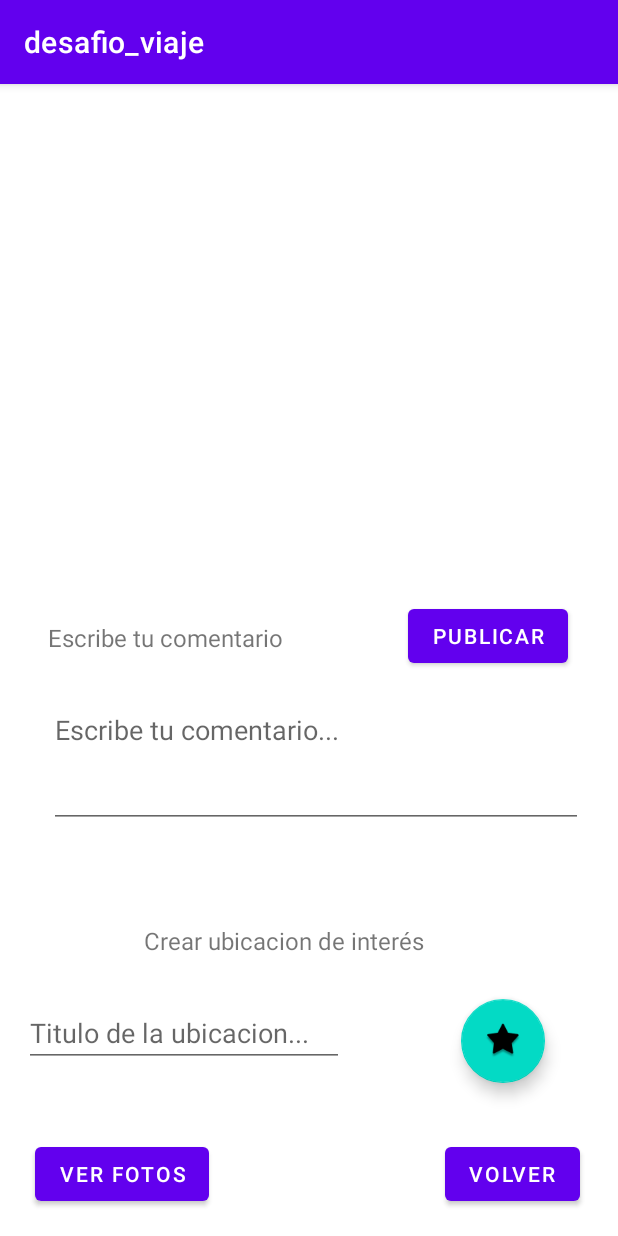
After one commit to DavidAlvarezdeLuna/repo_programacion_android, an Android app: the VentanaInfoEvento screen opened directly, with no data from a screen before it, on a phone screen of 412 x 824 dp. The commit adds this screen. Run offline under Robolectric (Android 15) with nearby library versions, the phone set to English and light mode, and no system bars; our stand-ins replace Firebase (no records; nobody signed in at launch, a user with empty details on screens opened directly); 3 statements that could not run were skipped.

```diff
--- a/desafio_viaje/app/src/main/AndroidManifest.xml
+++ b/desafio_viaje/app/src/main/AndroidManifest.xml
@@ -37,6 +37,10 @@
             android:value="@string/google_maps_key" />
 
         <activity
+            android:name=".MapsUbicacion"
+            android:exported="false"
+            android:label="@string/title_activity_maps_ubicacion" />
+        <activity
             android:name=".MiMapsActivity"
             android:exported="false"
             android:label="@string/title_activity_mi_maps" />
@@ -44,7 +48,7 @@
             android:name=".VentanaPerfil"
             android:exported="false" />
         <activity
-            android:name=".VentanaInfoAsistencia"
+            android:name=".VentanaInfoEvento"
             android:exported="false" />
         <activity
             android:name=".VentanaGestionAsistencia"
--- /dev/null
+++ b/desafio_viaje/app/src/main/java/Modelo/Comentario.kt
@@ -0,0 +1,5 @@
+package Modelo
+
+import java.io.Serializable
+
+data class Comentario(var correo:String, var fechahora:String, var texto:String):Serializable
--- a/desafio_viaje/app/src/main/java/Modelo/Evento.kt
+++ b/desafio_viaje/app/src/main/java/Modelo/Evento.kt
@@ -2,4 +2,4 @@ package Modelo
 
 import java.io.Serializable
 
-data class Evento(var codigo:String, var nombre:String, var lugar:String, var fechahora:String, var latitud:Double, var longitud:Double, var lista_asistencias:ArrayList<Asistencia>): Serializable
+data class Evento(var codigo:String, var nombre:String, var lugar:String, var fechahora:String, var latitud:Double, var longitud:Double, var lista_asistencias:ArrayList<Asistencia>, var lista_comentarios:ArrayList<Comentario>, var lista_ubicaciones:ArrayList<Ubicacion>): Serializable
--- /dev/null
+++ b/desafio_viaje/app/src/main/java/Modelo/Ubicacion.kt
@@ -0,0 +1,5 @@
+package Modelo
+
+import java.io.Serializable
+
+data class Ubicacion(var descripcion:String, var latitud:Double, var longitud:Double):Serializable
--- a/desafio_viaje/app/src/main/java/com/example/desafio_viaje/VentanaEventoNuevo.kt
+++ b/desafio_viaje/app/src/main/java/com/example/desafio_viaje/VentanaEventoNuevo.kt
@@ -1,6 +1,8 @@
 package com.example.desafio_viaje
 
 import Modelo.Asistencia
+import Modelo.Comentario
+import Modelo.Ubicacion
 import android.content.Intent
 import androidx.appcompat.app.AppCompatActivity
 import android.os.Bundle
@@ -64,7 +66,9 @@ class VentanaEventoNuevo : AppCompatActivity() {
                 "fechahora" to txtFechahoraC.text.toString(),
                 "latitud" to txtLatitudC.text.toString(),
                 "longitud" to txtLongitudC.text.toString(),
-                "asistencias" to ArrayList<Asistencia>()
+                "asistencias" to ArrayList<Asistencia>(),
+                "comentarios" to ArrayList<Comentario>(),
+                "ubicaciones" to ArrayList<Ubicacion>()
             )
 
             // Add a new document with a generated ID
--- /dev/null
+++ b/desafio_viaje/app/src/main/java/com/example/desafio_viaje/VentanaInfoEvento.kt
@@ -0,0 +1,102 @@
+package com.example.desafio_viaje
+
+import Adaptadores.MiAdaptadorRecyclerComentarios
+import Adaptadores.MiAdaptadorRecyclerGestionUsuarios
+import Adaptadores.MiAdaptadorRecyclerUsuarioAniadir
+import Auxiliar.Login
+import Modelo.Comentario
+import Modelo.Evento
+import Modelo.Usuario
+import android.app.Activity
+import android.content.Intent
+import androidx.appcompat.app.AppCompatActivity
+import android.os.Bundle
+import android.view.View
+import android.widget.TextView
+import android.widget.Toast
+import androidx.recyclerview.widget.LinearLayoutManager
+import androidx.recyclerview.widget.RecyclerView
+import com.google.firebase.firestore.ktx.firestore
+import com.google.firebase.ktx.Firebase
+import java.util.*
+import kotlin.collections.ArrayList
+
+class VentanaInfoEvento : AppCompatActivity() {
+
+    private val db = Firebase.firestore
+    private val TAG = "David"
+
+    var seleccionado:Int=0
+
+    //RecyclerView
+    lateinit var recycler_comentarios : RecyclerView
+
+    override fun onCreate(savedInstanceState: Bundle?) {
+        super.onCreate(savedInstanceState)
+        setContentView(R.layout.activity_ventana_info_evento)
+
+        var eve: Evento = intent.getSerializableExtra("even") as Evento
+
+        var miAdapter = MiAdaptadorRecyclerComentarios(eve.lista_comentarios, this)
+        recycler_comentarios = findViewById(R.id.recyclerview_comentarios) as RecyclerView
+        recycler_comentarios.setHasFixedSize(true)
+        recycler_comentarios.layoutManager = LinearLayoutManager(this)
+
+        recycler_comentarios.adapter = miAdapter
+
+        var texto_titulo: TextView = findViewById(R.id.txt_titulo_evento)
+        texto_titulo.text = eve.nombre
+    }
+
+
+    fun publicarComentario(view: View){
+
+        var eve: Evento = intent.getSerializableExtra("even") as Evento
+
+        var texto_comentario_publicar:TextView = findViewById(R.id.txt_comentario_publicar)
+
+        if(texto_comentario_publicar.text.trim().length>0){
+
+            var fecha:String = Calendar.getInstance().time.date.toString()+"/"+(1+ Calendar.getInstance().time.month).toString()+"/"+(1900+ Calendar.getInstance().time.year).toString()
+            var hora:String = Calendar.getInstance().time.hours.toString()+":"+ Calendar.getInstance().time.minutes.toString()
+            var fechahora:String = fecha + " "+ hora
+
+            var com:Comentario = Comentario(Login.usu_login.correo,fechahora,texto_comentario_publicar.text.toString())
+
+            //Añado el comentario a la base de datos
+            eve.lista_comentarios.add(com)
+
+            db.collection("eventos").document(eve.codigo).update("comentarios", eve.lista_comentarios)
+
+            texto_comentario_publicar.text = ""
+
+        }else{
+            Toast.makeText(this, "Escribe el comentario antes de publicar...", Toast.LENGTH_SHORT).show()
+        }
+
+    }
+
+    fun abrirMapaUbicacion(view:View){
+
+        var texto_titulo_ubicacion:TextView = findViewById(R.id.txt_titulo_ubicacion)
+        var eve: Evento = intent.getSerializableExtra("even") as Evento
+
+        if(texto_titulo_ubicacion.text.trim().length>0){
+            var intentV1 = Intent(this, MapsUbicacion::class.java)
+            intentV1.putExtra("titulo",texto_titulo_ubicacion.text.toString())
+            intentV1.putExtra("even",eve)
+            this.startActivity(intentV1)
+
+        }else{
+            Toast.makeText(this, "Escribe un titulo para el marcador...", Toast.LENGTH_SHORT).show()
+        }
+
+
+    }
+
+
+    fun volver(view: View){
+        finish()
+    }
+
+}
--- /dev/null
+++ b/desafio_viaje/app/src/main/res/layout/activity_ventana_info_evento.xml
@@ -0,0 +1,139 @@
+<?xml version="1.0" encoding="utf-8"?>
+<androidx.constraintlayout.widget.ConstraintLayout xmlns:android="http://schemas.android.com/apk/res/android"
+    xmlns:app="http://schemas.android.com/apk/res-auto"
+    xmlns:tools="http://schemas.android.com/tools"
+    android:layout_width="match_parent"
+    android:layout_height="match_parent"
+    android:onClick="volver"
+    tools:context=".VentanaInfoEvento">
+
+    <androidx.recyclerview.widget.RecyclerView
+        android:id="@+id/recyclerview_comentarios"
+        android:layout_width="363dp"
+        android:layout_height="181dp"
+        app:layout_constraintBottom_toBottomOf="parent"
+        app:layout_constraintEnd_toEndOf="parent"
+        app:layout_constraintStart_toStartOf="parent"
+        app:layout_constraintTop_toTopOf="parent"
+        app:layout_constraintVertical_bias="0.153" />
+
+    <TextView
+        android:id="@+id/txt_titulo_evento"
+        android:layout_width="327dp"
+        android:layout_height="40dp"
+        android:textAlignment="center"
+        android:textSize="20sp"
+        app:layout_constraintBottom_toBottomOf="parent"
+        app:layout_constraintEnd_toEndOf="parent"
+        app:layout_constraintHorizontal_bias="0.498"
+        app:layout_constraintStart_toStartOf="parent"
+        app:layout_constraintTop_toTopOf="parent"
+        app:layout_constraintVertical_bias="0.035" />
+
+    <TextView
+        android:id="@+id/textView16"
+        android:layout_width="wrap_content"
+        android:layout_height="wrap_content"
+        android:text="Escribe tu comentario"
+        android:textSize="16sp"
+        app:layout_constraintBottom_toBottomOf="parent"
+        app:layout_constraintEnd_toEndOf="parent"
+        app:layout_constraintHorizontal_bias="0.125"
+        app:layout_constraintStart_toStartOf="parent"
+        app:layout_constraintTop_toTopOf="parent"
+        app:layout_constraintVertical_bias="0.48" />
+
+    <Button
+        android:id="@+id/btn_publicar_comentario"
+        android:layout_width="wrap_content"
+        android:layout_height="wrap_content"
+        android:onClick="publicarComentario"
+        android:text="Publicar"
+        app:layout_constraintBottom_toBottomOf="parent"
+        app:layout_constraintEnd_toEndOf="parent"
+        app:layout_constraintHorizontal_bias="0.891"
+        app:layout_constraintStart_toStartOf="parent"
+        app:layout_constraintTop_toTopOf="parent"
+        app:layout_constraintVertical_bias="0.478" />
+
+    <EditText
+        android:id="@+id/txt_comentario_publicar"
+        android:layout_width="356dp"
+        android:layout_height="88dp"
+        android:ems="10"
+        android:gravity="start|top"
+        android:hint="Escribe tu comentario..."
+        android:inputType="textMultiLine"
+        app:layout_constraintBottom_toBottomOf="parent"
+        app:layout_constraintEnd_toEndOf="parent"
+        app:layout_constraintHorizontal_bias="0.581"
+        app:layout_constraintStart_toStartOf="parent"
+        app:layout_constraintTop_toTopOf="parent"
+        app:layout_constraintVertical_bias="0.6" />
+
+    <Button
+        android:id="@+id/btn_ver_fotos"
+        android:layout_width="wrap_content"
+        android:layout_height="wrap_content"
+        android:text="Ver fotos"
+        app:layout_constraintBottom_toBottomOf="parent"
+        app:layout_constraintEnd_toEndOf="parent"
+        app:layout_constraintHorizontal_bias="0.078"
+        app:layout_constraintStart_toStartOf="parent"
+        app:layout_constraintTop_toTopOf="parent"
+        app:layout_constraintVertical_bias="0.976" />
+
+    <Button
+        android:id="@+id/btn_volver_info_evento"
+        android:layout_width="wrap_content"
+        android:layout_height="wrap_content"
+        android:onClick="volver"
+        android:text="Volver"
+        app:layout_constraintBottom_toBottomOf="parent"
+        app:layout_constraintEnd_toEndOf="parent"
+        app:layout_constraintHorizontal_bias="0.921"
+        app:layout_constraintStart_toStartOf="parent"
+        app:layout_constraintTop_toTopOf="parent"
+        app:layout_constraintVertical_bias="0.976" />
+
+    <TextView
+        android:id="@+id/textView19"
+        android:layout_width="wrap_content"
+        android:layout_height="wrap_content"
+        android:text="Crear ubicacion de interés"
+        android:textSize="16sp"
+        app:layout_constraintBottom_toBottomOf="parent"
+        app:layout_constraintEnd_toEndOf="parent"
+        app:layout_constraintHorizontal_bias="0.427"
+        app:layout_constraintStart_toStartOf="parent"
+        app:layout_constraintTop_toTopOf="parent"
+        app:layout_constraintVertical_bias="0.751" />
+
+    <EditText
+        android:id="@+id/txt_titulo_ubicacion"
+        android:layout_width="wrap_content"
+        android:layout_height="wrap_content"
+        android:ems="10"
+        android:hint="Titulo de la ubicacion..."
+        android:inputType="textPersonName"
+        app:layout_constraintBottom_toBottomOf="parent"
+        app:layout_constraintEnd_toEndOf="parent"
+        app:layout_constraintHorizontal_bias="0.079"
+        app:layout_constraintStart_toStartOf="parent"
+        app:layout_constraintTop_toTopOf="parent"
+        app:layout_constraintVertical_bias="0.844" />
+
+    <com.google.android.material.floatingactionbutton.FloatingActionButton
+        android:id="@+id/btn_ubicacion_interes"
+        android:layout_width="wrap_content"
+        android:layout_height="wrap_content"
+        android:clickable="true"
+        android:onClick="abrirMapaUbicacion"
+        android:src="@android:drawable/star_big_on"
+        app:layout_constraintBottom_toBottomOf="parent"
+        app:layout_constraintEnd_toEndOf="parent"
+        app:layout_constraintHorizontal_bias="0.864"
+        app:layout_constraintStart_toStartOf="parent"
+        app:layout_constraintTop_toTopOf="parent"
+        app:layout_constraintVertical_bias="0.857" />
+</androidx.constraintlayout.widget.ConstraintLayout>
--- a/desafio_viaje/app/src/main/res/values/strings.xml
+++ b/desafio_viaje/app/src/main/res/values/strings.xml
@@ -4,4 +4,5 @@
     <string name="request_id_token">645497278459-j9sfbbo030vebcvs9hhjvs5jlh25dfrp.apps.googleusercontent.com</string>
     <string name="title_activity_maps_creacion">MapsCreacion</string>
     <string name="title_activity_mi_maps">MiMapsActivity</string>
+    <string name="title_activity_maps_ubicacion">MapsUbicacion</string>
 </resources>
```
Also changed, not shown: desafio_viaje/app/src/main/java/Adaptadores/MiAdaptadorRecyclerComentarios.kt (added, +79 -0 lines), desafio_viaje/app/src/main/java/Adaptadores/MiAdaptadorRecyclerUsuarioEventos.kt (+2 -5 lines), desafio_viaje/app/src/main/java/com/example/desafio_viaje/MapsUbicacion.kt (added, +105 -0 lines), desafio_viaje/app/src/main/java/com/example/desafio_viaje/VentanaGestionEventos.kt (+41 -1 lines), desafio_viaje/app/src/main/java/com/example/desafio_viaje/VentanaInfoAsistencia.kt (deleted, +0 -11 lines), desafio_viaje/app/src/main/java/com/example/desafio_viaje/VentanaUsuario.kt (+40 -1 lines), desafio_viaje/app/src/main/res/layout/activity_maps_ubicacion.xml (added, +9 -0 lines), desafio_viaje/app/src/main/res/layout/activity_ventana_info_asistencia.xml (deleted, +0 -9 lines), desafio_viaje/app/src/main/res/layout/item_card_comentarios.xml (added, +49 -0 lines).
